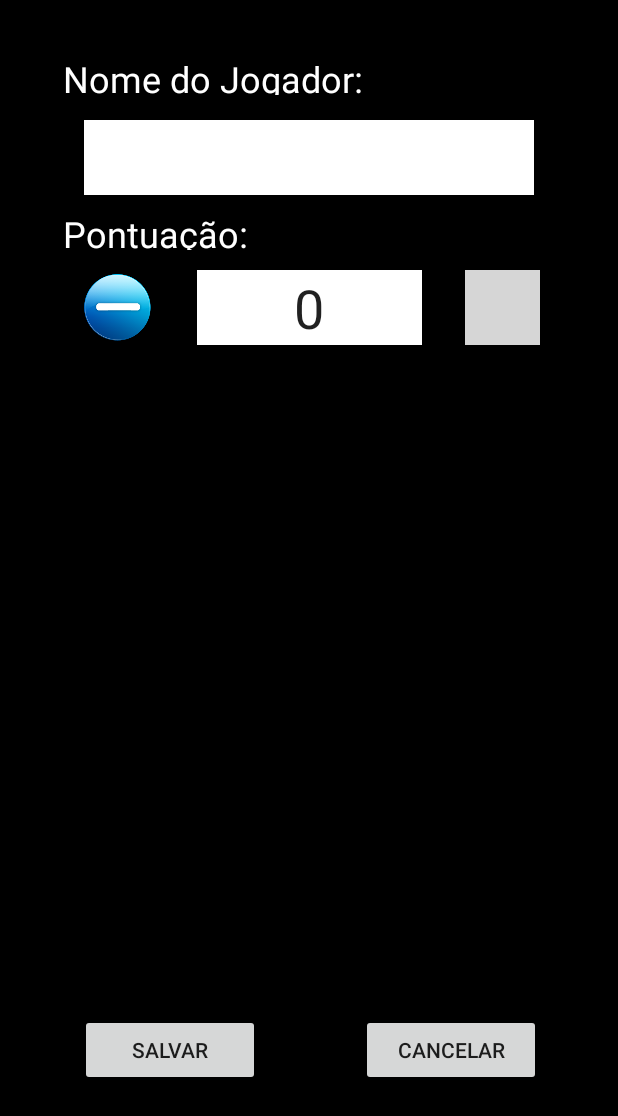
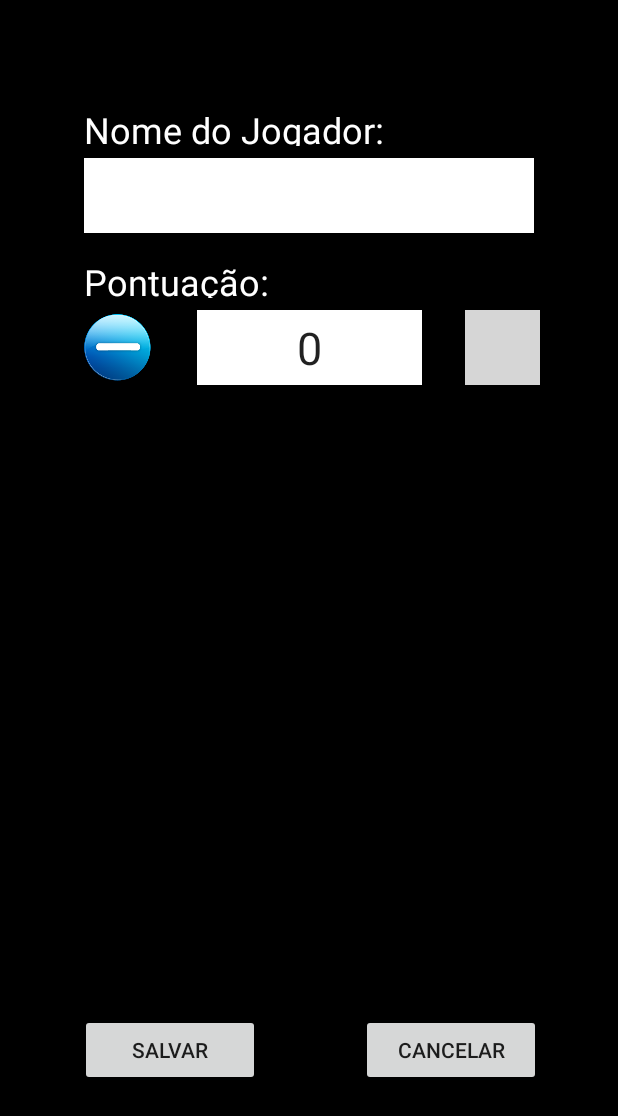
Before and after one commit to alexpfragoso/GameScore, an Android app: the RankingActivity screen opened directly, with no data from a screen before it, after a tap on "Adicionar Jogador", on a phone screen of 412 x 824 dp. Shown: the top 1116 px of the screen. Run offline under Robolectric (Android 15) with nearby library versions, the light colour scheme and no system bars; grey boxes are pictures that could not be loaded.

Commit message:
commit com funções de remoção e atualização de jogador implementadas

```diff
--- a/app/src/main/AndroidManifest.xml
+++ b/app/src/main/AndroidManifest.xml
@@ -39,7 +39,8 @@
             android:screenOrientation="portrait" />
         <activity
             android:name=".view.NovoJogadorActivity"
-            android:screenOrientation="portrait"></activity>
+            android:screenOrientation="portrait" />
+        <activity android:name=".view.Atualizar_Remover_JogadorActivity"></activity>
     </application>
 
 </manifest>
--- a/app/src/main/res/layout/activity_novo_jogador.xml
+++ b/app/src/main/res/layout/activity_novo_jogador.xml
@@ -14,8 +14,8 @@
         app:layout_constraintLeft_toLeftOf="parent"
         app:layout_constraintRight_toRightOf="parent"
         app:layout_constraintTop_toTopOf="parent"
-        app:layout_constraintHorizontal_bias="0.0"
-        app:layout_constraintVertical_bias="1.0"
+        app:layout_constraintHorizontal_bias="1.0"
+        app:layout_constraintVertical_bias="0.0"
         android:id="@+id/frameLayout3">
 
         <android.support.constraint.ConstraintLayout
@@ -26,32 +26,36 @@
                 android:id="@+id/textView11"
                 android:layout_width="300dp"
                 android:layout_height="27dp"
-                android:layout_marginLeft="42dp"
-                android:layout_marginTop="9dp"
+                android:layout_marginLeft="8dp"
+                android:layout_marginTop="16dp"
                 android:text="Pontuação:"
                 android:textColor="@android:color/background_light"
                 android:textSize="24sp"
                 app:layout_constraintLeft_toLeftOf="parent"
-                app:layout_constraintTop_toBottomOf="@+id/et_nome_jogador" />
+                app:layout_constraintTop_toBottomOf="@+id/et_nome_jogador"
+                android:layout_marginRight="8dp"
+                app:layout_constraintRight_toRightOf="parent" />
 
             <TextView
                 android:id="@+id/textView10"
                 android:layout_width="300dp"
                 android:layout_height="27dp"
-                android:layout_marginLeft="42dp"
-                android:layout_marginTop="36dp"
+                android:layout_marginTop="70dp"
                 android:text="Nome do Jogador:"
                 android:textColor="@android:color/background_light"
                 android:textSize="24sp"
-                app:layout_constraintLeft_toLeftOf="parent"
-                app:layout_constraintTop_toTopOf="parent" />
+                app:layout_constraintTop_toTopOf="parent"
+                android:layout_marginRight="8dp"
+                app:layout_constraintRight_toRightOf="parent"
+                android:layout_marginLeft="8dp"
+                app:layout_constraintLeft_toLeftOf="parent" />
 
             <Button
                 android:id="@+id/bt_cancelar_novo_jogador"
                 android:layout_width="120dp"
                 android:layout_height="wrap_content"
                 android:layout_marginBottom="100dp"
-                android:layout_marginRight="51dp"
+                android:layout_marginRight="8dp"
                 android:text="Cancelar"
                 app:layout_constraintBottom_toBottomOf="parent"
                 app:layout_constraintRight_toRightOf="parent"
@@ -62,7 +66,7 @@
                 android:layout_width="120dp"
                 android:layout_height="wrap_content"
                 android:layout_marginBottom="100dp"
-                android:layout_marginLeft="53dp"
+                android:layout_marginLeft="8dp"
                 android:text="Salvar"
                 app:layout_constraintBottom_toBottomOf="parent"
                 app:layout_constraintLeft_toLeftOf="parent"
@@ -76,36 +80,50 @@
                 android:layout_marginLeft="8dp"
                 android:layout_marginRight="8dp"
                 android:layout_marginStart="8dp"
-                android:layout_marginTop="50dp"
+                android:layout_marginTop="8dp"
                 android:background="@android:color/background_light"
                 android:text="0"
                 android:textAlignment="center"
-                android:textSize="36sp"
+                android:textSize="30sp"
                 app:layout_constraintLeft_toLeftOf="parent"
                 app:layout_constraintRight_toRightOf="parent"
-                app:layout_constraintTop_toBottomOf="@+id/et_nome_jogador" />
+                app:layout_constraintTop_toBottomOf="@+id/textView11" />
 
             <Button
                 android:id="@+id/bt_menos"
                 android:layout_width="50dp"
                 android:layout_height="50dp"
-                android:layout_marginLeft="53dp"
                 android:layout_marginStart="53dp"
-                android:layout_marginTop="50dp"
                 android:background="@drawable/menos_icone"
-                app:layout_constraintLeft_toLeftOf="parent"
-                app:layout_constraintTop_toBottomOf="@+id/et_nome_jogador" />
+                android:layout_marginTop="8dp"
+                app:layout_constraintTop_toBottomOf="@+id/textView11"
+                android:layout_marginLeft="42dp"
+                app:layout_constraintLeft_toLeftOf="parent" />
+
 
             <Button
                 android:id="@+id/bt_mais"
                 android:layout_width="50dp"
                 android:layout_height="50dp"
                 android:layout_marginEnd="52dp"
-                android:layout_marginRight="51dp"
-                android:layout_marginTop="50dp"
                 android:background="@drawable/mais_icone"
+                android:layout_marginRight="8dp"
+                android:layout_marginLeft="0dp"
+
                 app:layout_constraintRight_toRightOf="parent"
-                app:layout_constraintTop_toBottomOf="@+id/et_nome_jogador" />
+                app:layout_constraintLeft_toRightOf="@+id/et_pontuacao_novo_jogador"
+                app:layout_constraintHorizontal_bias="1.0"
+                android:layout_marginTop="8dp"
+                app:layout_constraintTop_toBottomOf="@+id/textView11" />
+
+
+
+
+
+
+
+
+
 
             <EditText
                 android:id="@+id/et_nome_jogador"
@@ -113,18 +131,17 @@
                 android:layout_height="50dp"
                 android:layout_marginEnd="8dp"
                 android:layout_marginLeft="8dp"
-                android:layout_marginRight="8dp"
                 android:layout_marginStart="8dp"
-                android:layout_marginTop="80dp"
+                android:layout_marginTop="8dp"
                 android:background="@android:color/background_light"
                 android:ems="10"
                 android:inputType="textPersonName"
                 android:textColor="@android:color/black"
                 android:textSize="24sp"
                 app:layout_constraintLeft_toLeftOf="parent"
-                app:layout_constraintRight_toRightOf="parent"
-                app:layout_constraintTop_toTopOf="parent"
-                tools:layout_editor_absoluteY="103dp" />
+                app:layout_constraintTop_toBottomOf="@+id/textView10"
+                android:layout_marginRight="8dp"
+                app:layout_constraintRight_toRightOf="parent" />
         </android.support.constraint.ConstraintLayout>
     </FrameLayout>
 
--- a/app/src/main/res/menu/menu.xml
+++ b/app/src/main/res/menu/menu.xml
@@ -8,13 +8,8 @@
         android:icon="@drawable/add_jogador"
         android:title="Adicionar Jogador"
         app:showAsAction="always" />
-    <item
-        android:id="@+id/item_menu_remover_jogador"
-        android:icon="@drawable/remover_jogador"
-        android:title="Remover Jogador"
-        app:showAsAction="always" />
-    <item android:id="@+id/item_menu_salvar_pontuacao"
-        android:title="Salvar Pontuação"/>
-    <item android:id="@+id/item_menu_carregar_pontuacao"
-        android:title="Carregar Pontuação"/>
+    <item android:id="@+id/item_menu_zerar_pontuacao"
+        android:title="Zerar Pontuação"/>
+    <item android:id="@+id/item_menu_limpar_ranking"
+        android:title="Limpar Ranking"/>
 </menu>
```
Also changed, not shown: app/src/main/java/br/edu/ifspsaocarlos/sdm/gamescore/view/RankingActivity.java (+56 -10 lines).
